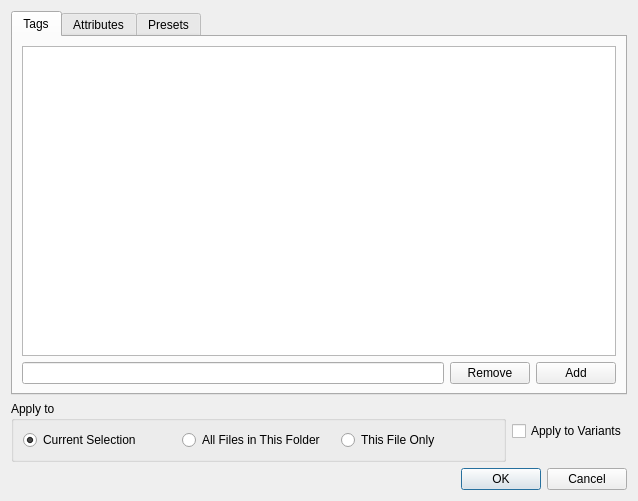
Before: the Qt Designer form ui/metadata_dialog.ui in DiamondHawk8/Oculus, drawn with Qt 5.
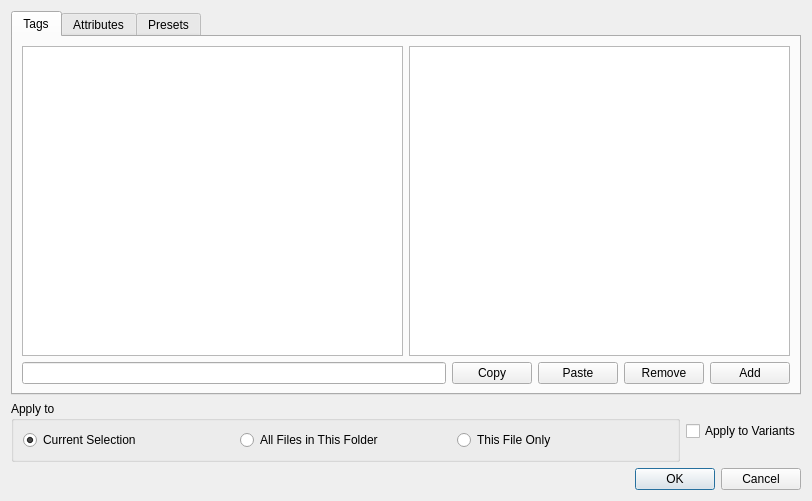
After: the same form once the commit is applied.

Commit message: Revise metadata dialog tagging ui

```diff
--- a/ui/metadata_dialog.ui
+++ b/ui/metadata_dialog.ui
@@ -6,7 +6,7 @@
    <rect>
     <x>0</x>
     <y>0</y>
-    <width>638</width>
+    <width>812</width>
     <height>501</height>
    </rect>
   </property>
@@ -37,13 +37,34 @@
       </attribute>
       <layout class="QVBoxLayout" name="verticalLayout_3">
        <item>
-        <widget class="QListWidget" name="listTags"/>
+        <layout class="QHBoxLayout" name="horizontalLayout_3">
+         <item>
+          <widget class="QListWidget" name="listTags"/>
+         </item>
+         <item>
+          <widget class="QListWidget" name="listFiles"/>
+         </item>
+        </layout>
        </item>
        <item>
         <layout class="QHBoxLayout" name="hboxTagEdit">
          <item>
           <widget class="QLineEdit" name="editTag"/>
          </item>
+         <item>
+          <widget class="QPushButton" name="btnCopyTags">
+           <property name="text">
+            <string>Copy</string>
+           </property>
+          </widget>
+         </item>
+         <item>
+          <widget class="QPushButton" name="btnPasteTags">
+           <property name="text">
+            <string>Paste</string>
+           </property>
+          </widget>
+         </item>
          <item>
           <widget class="QPushButton" name="btnRemoveTag">
            <property name="text">
```
The commit also changes 1 other file.
